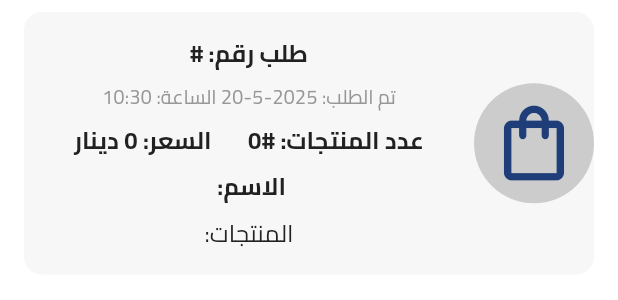
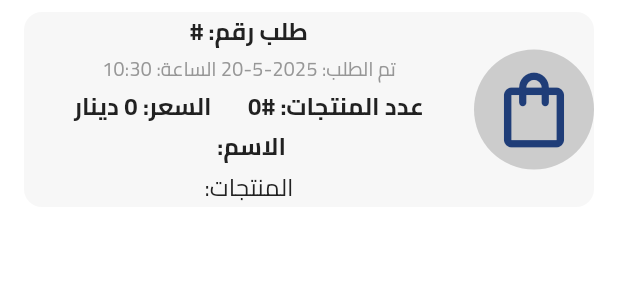
Before and after one commit to HanyMajed/JustMart, a Flutter app: the OrderCard widget shown alone on an empty page, opened directly with empty values, on a phone screen of 412 x 824 dp. Shown: the top 300 px of the screen. Run offline on Flutter 3.47's test engine with Material 3 defaults, Android fonts, the phone set to English and light mode, and no system bars; our stand-ins replace bloc, cloud_firestore, dartz, dots_indicator, firebase_auth, firebase_core and 7 more; accounts and stored records are empty; project files that could hold a hidden picture were left out.

Commit message:
track order ui part 1

```diff
--- a/lib/features/home/presentation/views/home_view.dart
+++ b/lib/features/home/presentation/views/home_view.dart
@@ -1,7 +1,6 @@
 import 'dart:developer';
 
 import 'package:flutter/material.dart';
-import 'package:just_mart/features/home/presentation/views/widgets/custom_bottom_navigatonbar.dart';
 import 'package:just_mart/features/home/presentation/views/widgets/home_view_body.dart';
 
 class HomeView extends StatelessWidget {
--- a/lib/features/orders/order_card.dart
+++ b/lib/features/orders/order_card.dart
@@ -5,6 +5,7 @@ import 'package:just_mart/core/utils/app_colors.dart';
 import 'package:just_mart/core/utils/app_text_styles.dart';
 import 'package:just_mart/core/utils/backend_endpoints.dart';
 import 'package:just_mart/features/orders/order_model.dart';
+import 'package:just_mart/features/orders/track_order_view.dart';
 import 'package:just_mart/features/vendor_mode/widgets/appbar_for_vendor_views.dart';
 import 'package:just_mart/features/vendor_mode/widgets/product_item_model.dart';
 
@@ -36,10 +37,23 @@ class _OrderCardState extends State<OrderCard> {
 
   @override
   Widget build(BuildContext context) {
-    return Padding(
+    return GestureDetector(
+      onTap: () {
+        Navigator.push(
+          context,
+          MaterialPageRoute(
+            builder: (context) {
+              return TrackOrderView(
+                order: widget.order,
+              );
+            },
+          ),
+        );
+      },
+      child: Padding(
         padding: const EdgeInsets.only(top: 8, right: 16, left: 16),
         child: Container(
-        height: 175,
+          height: 130,
           decoration: BoxDecoration(
             color: const Color.fromARGB(255, 247, 247, 247),
             borderRadius: BorderRadius.circular(12),
@@ -69,19 +83,19 @@ class _OrderCardState extends State<OrderCard> {
                       style: TextStyles.bold16.copyWith(color: Colors.grey.shade900),
                       overflow: TextOverflow.ellipsis,
                     ),
-                  const SizedBox(height: 8),
+                    const SizedBox(height: 4),
                     Text(
                         'تم الطلب: ${widget.order.orderDate.year}-${widget.order.orderDate.month}-${widget.order.orderDate.day} الساعة: ${widget.order.orderDate.hour}:${widget.order.orderDate.minute}',
                         style: TextStyles.regular13.copyWith(color: const Color.fromARGB(255, 151, 151, 151))),
-                  const SizedBox(height: 8),
+                    const SizedBox(height: 4),
                     Text(
                       'عدد المنتجات: #${widget.order.orderItems.length}       السعر: ${widget.order.totalPrice.toInt()} دينار',
                       style: TextStyles.bold16.copyWith(color: Colors.grey.shade900),
                       overflow: TextOverflow.ellipsis,
                     ),
-                  const SizedBox(height: 8),
+                    const SizedBox(height: 4),
                     _buildNameText(),
-                  const SizedBox(height: 8),
+                    const SizedBox(height: 4),
                     Text(
                       ' المنتجات: ${getItemsNames(widget.order.orderItems)}',
                       style: TextStyles.regular16.copyWith(color: Colors.grey.shade900),
@@ -92,6 +106,7 @@ class _OrderCardState extends State<OrderCard> {
                 ),
               ),
             ],
+          ),
         ),
       ),
     );
```
Also changed, not shown: lib/features/orders/track_order_view.dart (added, +111 -0 lines). Lines whose indentation alone changed are shown as unchanged.
